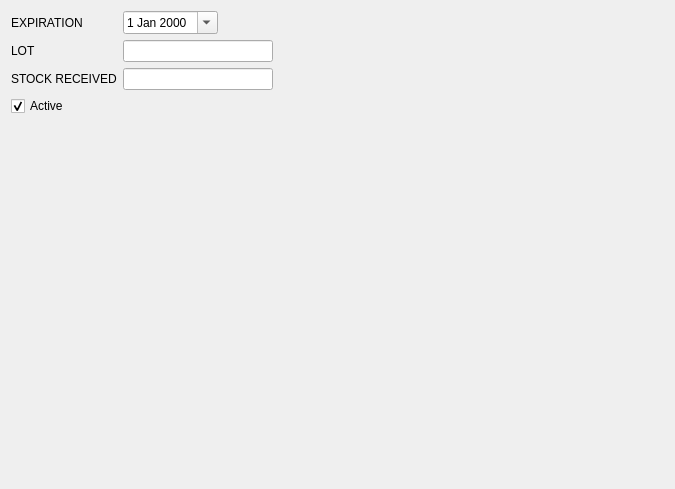
This is mtrack/asw_page00.ui in kyledevans/Medicine-Track as Qt 5 draws it before an edit. The edited form follows.
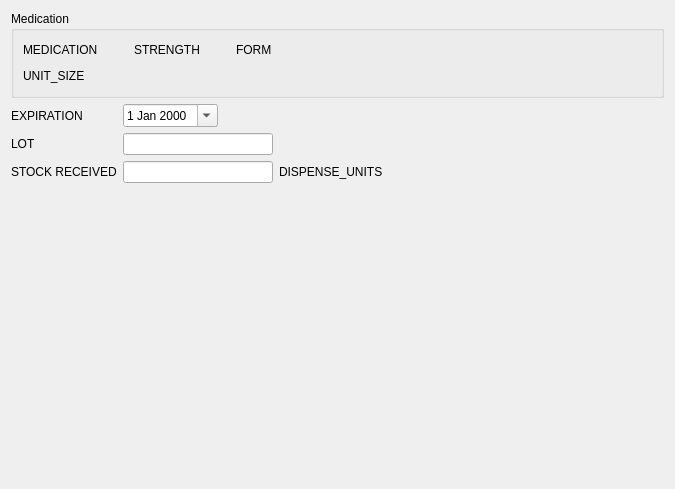
This is the edited form.

Commit message: Made shipments wizard easier to deal with. 	modified:   mtrack/altershipmentwizard.cpp 	modified:   mtrack/altershipmentwizard.h 	modified:   mtrack/asw_page00.cpp 	modified:   mtrack/asw_page00.h 	modified:   mtrack/asw_page00.ui 	modified:   mtrack/medicationsframe.cpp

Diff of the .ui file:
```diff
--- a/mtrack/asw_page00.ui
+++ b/mtrack/asw_page00.ui
@@ -13,7 +13,112 @@
   <property name="windowTitle">
    <string>WizardPage</string>
   </property>
-  <layout class="QFormLayout" name="formLayout">
+  <layout class="QVBoxLayout" name="verticalLayout">
+   <item>
+    <widget class="QGroupBox" name="groupBox">
+     <property name="title">
+      <string>Medication</string>
+     </property>
+     <layout class="QVBoxLayout" name="verticalLayout_2">
+      <item>
+       <layout class="QHBoxLayout" name="horizontalLayout_4">
+        <item>
+         <widget class="QLabel" name="medicationLabel">
+          <property name="text">
+           <string>MEDICATION</string>
+          </property>
+         </widget>
+        </item>
+        <item>
+         <spacer name="horizontalSpacer_4">
+          <property name="orientation">
+           <enum>Qt::Horizontal</enum>
+          </property>
+          <property name="sizeType">
+           <enum>QSizePolicy::Fixed</enum>
+          </property>
+          <property name="sizeHint" stdset="0">
+           <size>
+            <width>30</width>
+            <height>20</height>
+           </size>
+          </property>
+         </spacer>
+        </item>
+        <item>
+         <widget class="QLabel" name="strengthLabel">
+          <property name="text">
+           <string>STRENGTH</string>
+          </property>
+         </widget>
+        </item>
+        <item>
+         <spacer name="horizontalSpacer_6">
+          <property name="orientation">
+           <enum>Qt::Horizontal</enum>
+          </property>
+          <property name="sizeType">
+           <enum>QSizePolicy::Fixed</enum>
+          </property>
+          <property name="sizeHint" stdset="0">
+           <size>
+            <width>30</width>
+            <height>20</height>
+           </size>
+          </property>
+         </spacer>
+        </item>
+        <item>
+         <widget class="QLabel" name="formLabel">
+          <property name="text">
+           <string>FORM</string>
+          </property>
+         </widget>
+        </item>
+        <item>
+         <spacer name="horizontalSpacer_5">
+          <property name="orientation">
+           <enum>Qt::Horizontal</enum>
+          </property>
+          <property name="sizeHint" stdset="0">
+           <size>
+            <width>40</width>
+            <height>20</height>
+           </size>
+          </property>
+         </spacer>
+        </item>
+       </layout>
+      </item>
+      <item>
+       <layout class="QHBoxLayout" name="horizontalLayout_5">
+        <item>
+         <widget class="QLabel" name="unitSizeLabel">
+          <property name="text">
+           <string>UNIT_SIZE</string>
+          </property>
+         </widget>
+        </item>
+        <item>
+         <spacer name="horizontalSpacer_7">
+          <property name="orientation">
+           <enum>Qt::Horizontal</enum>
+          </property>
+          <property name="sizeHint" stdset="0">
+           <size>
+            <width>40</width>
+            <height>20</height>
+           </size>
+          </property>
+         </spacer>
+        </item>
+       </layout>
+      </item>
+     </layout>
+    </widget>
+   </item>
+   <item>
+    <layout class="QFormLayout" name="formLayout_3">
    <property name="fieldGrowthPolicy">
     <enum>QFormLayout::AllNonFixedFieldsGrow</enum>
    </property>
@@ -113,6 +218,13 @@
        </property>
       </widget>
      </item>
+       <item>
+        <widget class="QLabel" name="dispenseUnitLabel">
+         <property name="text">
+          <string>DISPENSE_UNITS</string>
+         </property>
+        </widget>
+       </item>
      <item>
       <spacer name="horizontalSpacer_3">
        <property name="orientation">
@@ -128,15 +240,20 @@
      </item>
     </layout>
    </item>
-   <item row="3" column="0">
-    <widget class="QCheckBox" name="activeField">
-     <property name="text">
-      <string>Active</string>
+    </layout>
+   </item>
+   <item>
+    <spacer name="verticalSpacer">
+     <property name="orientation">
+      <enum>Qt::Vertical</enum>
      </property>
-     <property name="checked">
-      <bool>true</bool>
+     <property name="sizeHint" stdset="0">
+      <size>
+       <width>20</width>
+       <height>40</height>
+      </size>
      </property>
-    </widget>
+    </spacer>
    </item>
   </layout>
  </widget>
```
Left out of the diff: 1 changed line with no effect on the pictures. Lines whose indentation alone changed are shown as unchanged. The commit also changes 5 other files.
